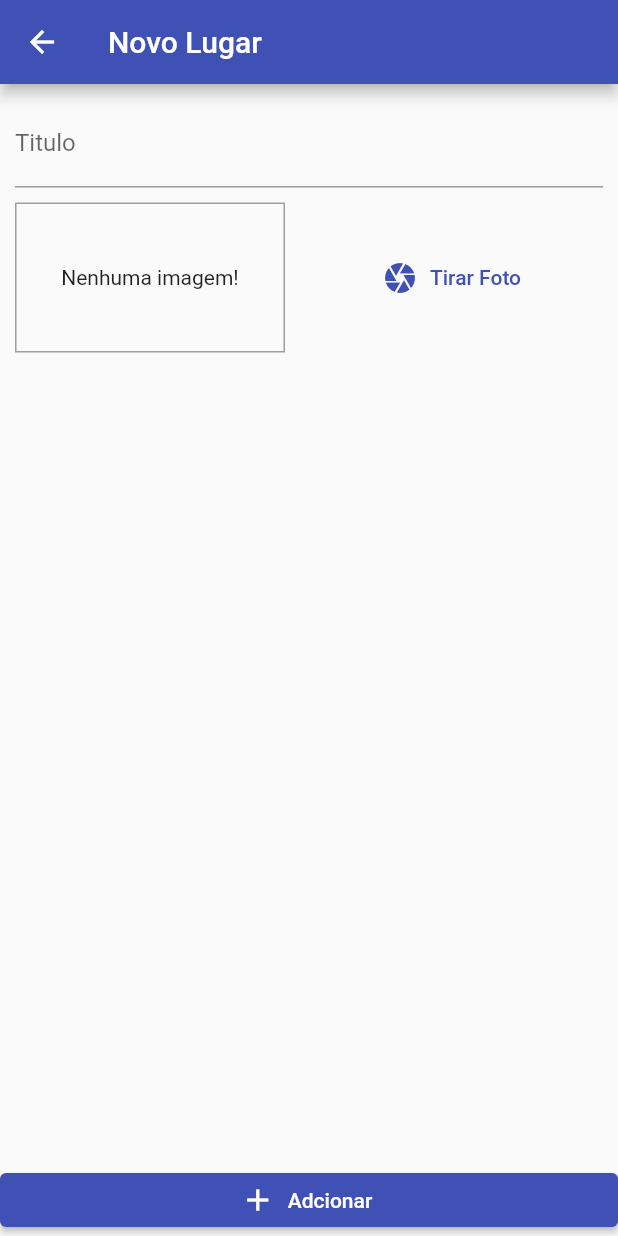
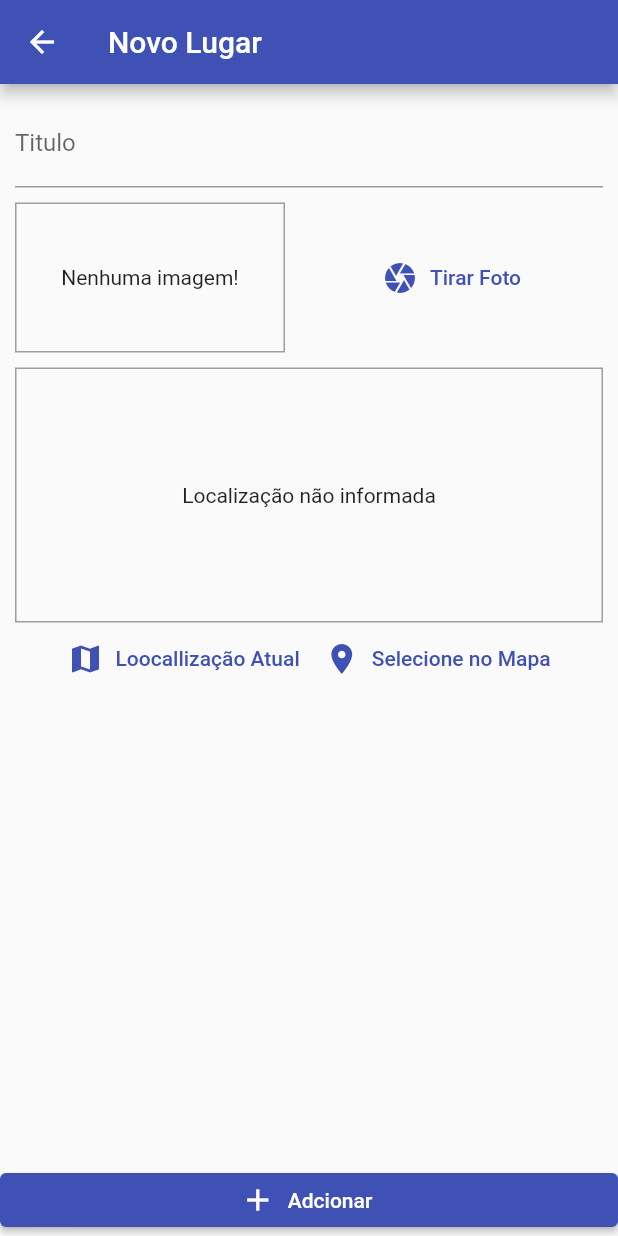
Before and after one commit to absjuniordev/great_place, a Flutter app: the PlaceFormScreen screen opened by its route, on a phone screen of 412 x 824 dp. Run offline on Flutter 3.47's test engine with Material 2 defaults, Android fonts, the phone set to English and light mode, and no system bars; our stand-ins replace image_picker, sqflite; accounts and stored records are empty.

Commit message:
Componente LocationInput

```diff
--- a/lib/screens/place_form_screen.dart
+++ b/lib/screens/place_form_screen.dart
@@ -2,6 +2,7 @@ import 'dart:io';
 
 import 'package:flutter/material.dart';
 import 'package:great_places/widgers/image_input.dart';
+import 'package:great_places/widgers/location_input.dart';
 import 'package:provider/provider.dart';
 
 import '../providers/greate_places.dart';
@@ -58,7 +59,9 @@ class _PlaceFormScreenState extends State<PlaceFormScreen> {
                       ),
                     ),
                     const SizedBox(height: 10),
-                    ImageInput(this._selectImage),
+                    ImageInput(_selectImage),
+                    const SizedBox(height: 10),
+                    const LocationInput()
                   ],
                 ),
               ),
--- /dev/null
+++ b/lib/widgers/location_input.dart
@@ -0,0 +1,53 @@
+import 'package:flutter/material.dart';
+
+class LocationInput extends StatefulWidget {
+  const LocationInput({super.key});
+
+  @override
+  State<LocationInput> createState() => _LocationInputState();
+}
+
+class _LocationInputState extends State<LocationInput> {
+  String? _previewImageUrl;
+
+  @override
+  Widget build(BuildContext context) {
+    return Column(
+      children: [
+        Container(
+          height: 170,
+          width: double.infinity,
+          alignment: Alignment.center,
+          decoration: BoxDecoration(
+            border: Border.all(
+              width: 1,
+              color: Colors.grey,
+            ),
+          ),
+          child: _previewImageUrl == null
+              ? const Text('Localização não informada')
+              : Image.network(
+                  _previewImageUrl!,
+                  fit: BoxFit.cover,
+                  width: double.infinity,
+                ),
+        ),
+        Row(
+          mainAxisAlignment: MainAxisAlignment.center,
+          children: [
+            TextButton.icon(
+              onPressed: () {},
+              icon: const Icon(Icons.map),
+              label: const Text('Loocallização Atual'),
+            ),
+            TextButton.icon(
+              onPressed: () {},
+              icon: const Icon(Icons.location_on),
+              label: const Text('Selecione no Mapa'),
+            ),
+          ],
+        )
+      ],
+    );
+  }
+}
--- a/pubspec.yaml
+++ b/pubspec.yaml
@@ -37,6 +37,7 @@ dependencies:
   path_provider: ^2.0.12
   path: ^1.8.2
   sqflite: ^2.2.4+1
+  location: ^4.4.0
 
 
   # The following adds the Cupertino Icons font to your application.
```
Also changed, not shown: pubspec.lock, 2 other files.
